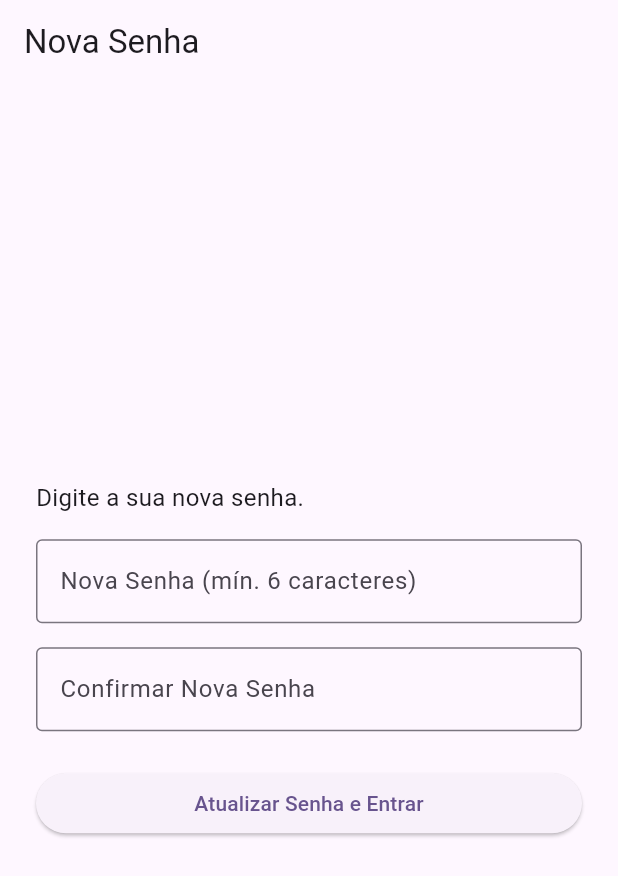
After one commit to MauroCarmo/orelinhas, a Flutter app: the UpdatePasswordScreen screen opened by its route, on a phone screen of 412 x 824 dp. The commit adds this screen. Shown: the top 876 px of the screen. Run offline on Flutter 3.47's test engine with Material 3 defaults, Android fonts, the phone set to English and light mode, and no system bars; our stand-ins replace flutter_riverpod, go_router, supabase_flutter; accounts and stored records are empty; network calls fail.

Commit message:
feat(auth): add password recovery update screen and deep link handling

```diff
--- /dev/null
+++ b/lib/features/auth/presentation/screens/update_password_screen.dart
@@ -0,0 +1,88 @@
+import 'package:flutter/material.dart';
+import 'package:flutter_riverpod/flutter_riverpod.dart';
+import 'package:go_router/go_router.dart';
+import '../controllers/auth_controller.dart';
+import 'package:supabase_flutter/supabase_flutter.dart';
+
+class UpdatePasswordScreen extends ConsumerStatefulWidget {
+  const UpdatePasswordScreen({super.key});
+
+  @override
+  ConsumerState<UpdatePasswordScreen> createState() => _UpdatePasswordScreenState();
+}
+
+class _UpdatePasswordScreenState extends ConsumerState<UpdatePasswordScreen> {
+  final _passwordController = TextEditingController();
+  final _confirmPasswordController = TextEditingController();
+
+  @override
+  void dispose() {
+    _passwordController.dispose();
+    _confirmPasswordController.dispose();
+    super.dispose();
+  }
+
+  void _updatePassword() async {
+    if (_passwordController.text != _confirmPasswordController.text) {
+      ScaffoldMessenger.of(context).showSnackBar(const SnackBar(content: Text('As senhas não coincidem.')));
+      return;
+    }
+
+    final authCtrl = ref.read(authControllerProvider.notifier);
+    await authCtrl.updatePassword(_passwordController.text);
+
+    final state = ref.read(authControllerProvider);
+    if (state.hasError && mounted) {
+      String errorMessage = state.error.toString();
+      if (state.error is AuthException) {
+        errorMessage = (state.error as AuthException).message;
+      }
+      ScaffoldMessenger.of(context).showSnackBar(SnackBar(content: Text(errorMessage)));
+    } else if (mounted) {
+      ScaffoldMessenger.of(context).showSnackBar(const SnackBar(content: Text('Senha atualizada com sucesso!')));
+      context.go('/home');
+    }
+  }
+
+  @override
+  Widget build(BuildContext context) {
+    final authState = ref.watch(authControllerProvider);
+    final isLoading = authState.isLoading;
+
+    return Scaffold(
+      appBar: AppBar(title: const Text('Nova Senha')),
+      body: Padding(
+        padding: const EdgeInsets.all(24.0),
+        child: Column(
+          mainAxisAlignment: MainAxisAlignment.center,
+          crossAxisAlignment: CrossAxisAlignment.stretch,
+          children: [
+            const Text(
+              'Digite a sua nova senha.',
+              style: TextStyle(fontSize: 16),
+            ),
+            const SizedBox(height: 16),
+            TextField(
+              controller: _passwordController,
+              decoration: const InputDecoration(labelText: 'Nova Senha (mín. 6 caracteres)', border: OutlineInputBorder()),
+              obscureText: true,
+            ),
+            const SizedBox(height: 16),
+            TextField(
+              controller: _confirmPasswordController,
+              decoration: const InputDecoration(labelText: 'Confirmar Nova Senha', border: OutlineInputBorder()),
+              obscureText: true,
+            ),
+            const SizedBox(height: 24),
+            ElevatedButton(
+              onPressed: isLoading ? null : _updatePassword,
+              child: isLoading
+                  ? const SizedBox(height: 20, width: 20, child: CircularProgressIndicator(strokeWidth: 2))
+                  : const Text('Atualizar Senha e Entrar'),
+            ),
+          ],
+        ),
+      ),
+    );
+  }
+}
```
Also changed, not shown: lib/core/routing/app_router.dart (+15 -2 lines), lib/features/auth/data/auth_repository.dart (+8 -1 lines), lib/features/auth/presentation/controllers/auth_controller.dart (+10 -0 lines).
